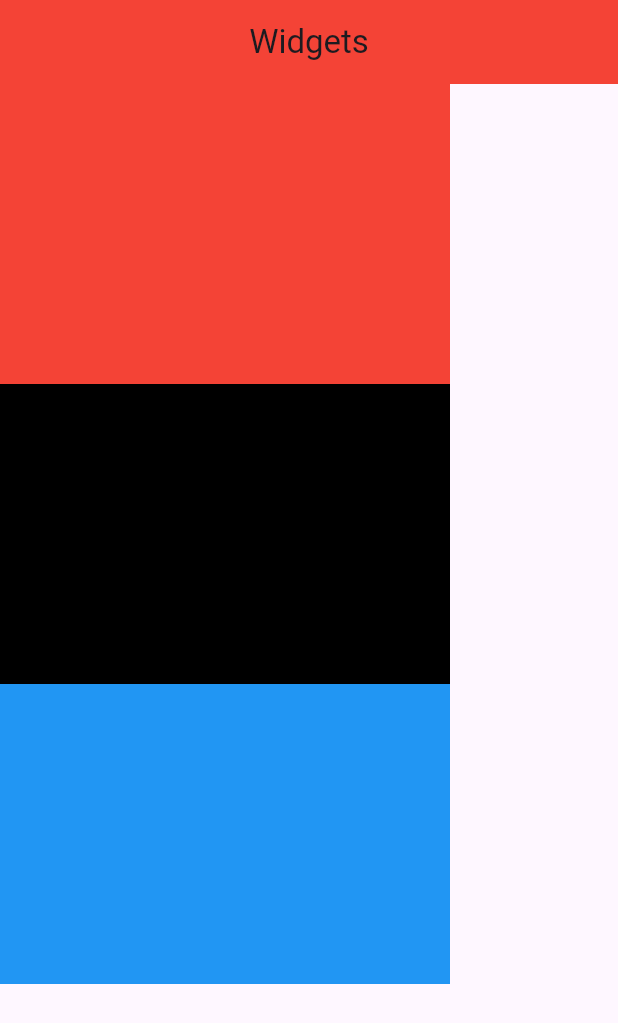
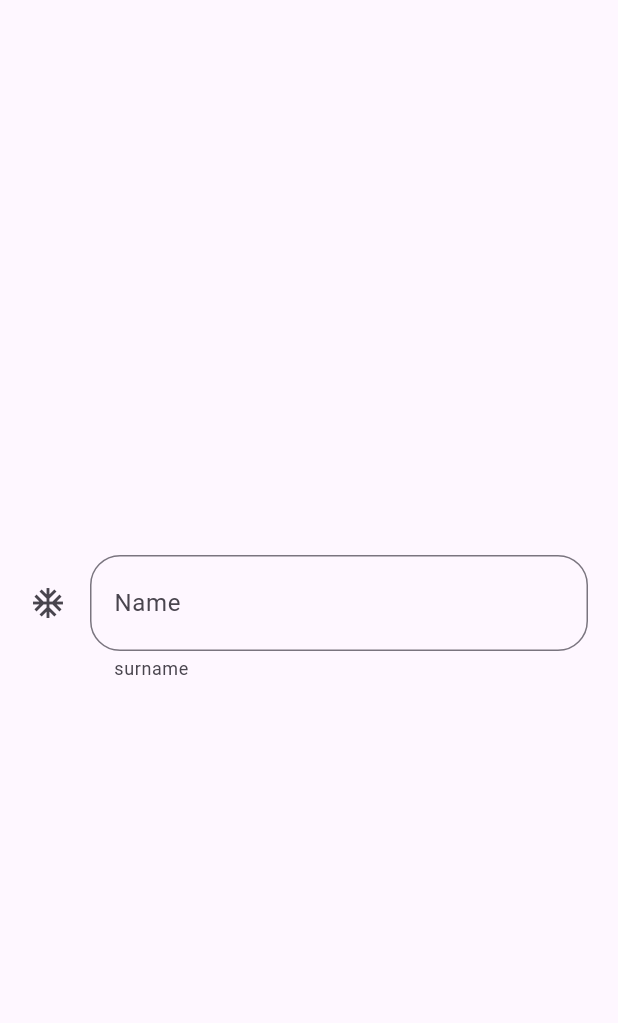
Before and after one commit to xurshid20222/learn_flutter_for_students, a Flutter app: the screen it shows after launch, on a phone screen of 412 x 824 dp. Shown: the top 1023 px of the screen. Run offline on Flutter 3.47's test engine with Material 3 defaults, Android fonts, the phone set to English and light mode, and no system bars.

Commit message:
Xurshid: commit 2: TextField

```diff
--- a/lib/home_page.dart
+++ b/lib/home_page.dart
@@ -1,3 +1,5 @@
+import 'dart:developer';
+
 import 'package:flutter/material.dart';
 
 class HomePage extends StatefulWidget {
@@ -9,43 +11,158 @@ class HomePage extends StatefulWidget {
 
 class _HomePageState extends State<HomePage> {
 
+
+  void onTextChanged(String value){
+    log('\n\nmessage : $value');
+  }
+
   @override
   Widget build(BuildContext context) {
     return Scaffold(
-      appBar: AppBar(
-        backgroundColor: Colors.red,
-        centerTitle: true,
-        title: const Text('Widgets'),
+      body: Center(
+        child: Container(
+          margin: EdgeInsets.symmetric(horizontal: 20),
+          child:  TextField(
+
+            // minLines: 4,
+            // maxLength: 4,
+            // maxLines: 4,
+            decoration:  InputDecoration(
+              label: Text('Name'),
+              hintText: 'name',
+              icon: Icon(Icons.ac_unit),
+              suffix: Icon(Icons.arrow_drop_down_outlined),
+              helperText: 'surname',
+              // helperMaxLines: 2,
+              // isDense: true,
+              // prefixIcon: Icon(Icons.abc),
+              prefix: Text('Text'),
+              prefixStyle: TextStyle(color: Colors.red),
+              border: OutlineInputBorder(
+                borderRadius: BorderRadius.circular(20)
+              ),
+              // isCollapsed: true,
+              // errorText: 'Error',
+              hintStyle: TextStyle(
+                fontSize: 20,
+                fontWeight: FontWeight.w800
+              ),
+
+            ),
+            onChanged: (value){
+              onTextChanged(value);
+            },
+          ),
+        ),
       ),
-      body: Column(
+
+      ///appBar
+      // appBar: AppBar(
+      //   backgroundColor: Colors.blue,
+      //   // shape: const StadiumBorder(),
+      //   shadowColor: Colors.red,
+      //   centerTitle: true,
+      //   title: const Text('Widgets'),
+      //   actions: [
+      //     IconButton(
+      //         onPressed: (){},
+      //         icon: Icon(Icons.done),
+      //     ),
+      //     IconButton(
+      //       onPressed: (){},
+      //       icon: Icon(Icons.access_alarm_outlined),
+      //     )
+      //   ],
+      //   leading: Icon(Icons.arrow_back),
+      //   // automaticallyImplyLeading: false,
+      //   leadingWidth: 70,
+      //   // bottom: PreferredSize(
+      //   //   preferredSize: const Size.fromHeight(100),
+      //   //   child: Container(
+      //   //     height: 100,
+      //   //     color: Colors.blueGrey,
+      //   //   ),
+      //   // ),
+      //   elevation: 20,
+      //
+      // ),
+
+      // drawer: Drawer(),
+
+      ///Column
+      // body: Column(
+      //   // mainAxisAlignment: MainAxisAlignment.spaceAround,
+      //   // crossAxisAlignment: CrossAxisAlignment.start,
+      //   children: [
+      //     Container(
+      //       color: Colors.red,
+      //       height: 200,
+      //       width: 300,
+      //     ),
+      //
+      //     Container(
+      //
+      //       color: Colors.black,
+      //       height: 200,
+      //       width: 300,
+      //     ),
+      //
+      //
+      //     Container(
+      //
+      //       color: Colors.blue,
+      //       height: 200,
+      //       width: 300,
+      //     ),
+      //
+      //   ],
+      // ),
+
+      ///Row
+      // body: SizedBox(
+      //   height: double.infinity,
+      //   child: Row(
+      //     mainAxisAlignment: MainAxisAlignment.center,
+      //     crossAxisAlignment: CrossAxisAlignment.start,
+      //     children: [
+      //     Container(
+      //           color: Colors.blue,
+      //           height: 500,
+      //           width: 30,
+      //         ),
+      //       Container(
+      //         color: Colors.blue,
+      //         height: 500,
+      //         width: 30,
+      //       ),
+      //       Container(
+      //         color: Colors.blue,
+      //         height: 500,
+      //         width: 30,
+      //       ),
+      //       Container(
+      //         color: Colors.blue,
+      //         height: 500,
+      //         width: 30,
+      //       ),
+      //     ],
+      //   ),
+      // ),
+
+      // body: Container(
+      //   height: 200,
+      //   width: double.infinity,
+      //   color: Colors.blue,
+      //   child: Text('Hello', textAlign: TextAlign.end, style: TextStyle(
+      //     fontSize: 30,
+      //     color: Colors.red,
+      //     fontWeight: FontWeight.w600,
+      //     // overflow: TextOverflow.ellipsis
+      //     fontFamily: 'Roboto'
+      //   ),),
+      // ),
 
 
-        // mainAxisAlignment: MainAxisAlignment.spaceAround,
-        // crossAxisAlignment: CrossAxisAlignment.start,
-        children: [
-          Container(
-            color: Colors.red,
-            height: 200,
-            width: 300,
-          ),
-
-          Container(
-
-            color: Colors.black,
-            height: 200,
-            width: 300,
-          ),
-
-
-          Container(
-
-            color: Colors.blue,
-            height: 200,
-            width: 300,
-          ),
-
-        ],
-      ),
     );
   }
 }
--- a/lib/main.dart
+++ b/lib/main.dart
@@ -17,6 +17,7 @@ class MyApp extends StatelessWidget {
       theme: ThemeData(
         colorScheme: ColorScheme.fromSeed(seedColor: Colors.deepPurple),
         useMaterial3: true,
+
       ),
       home: const HomePage(),
     );
```
